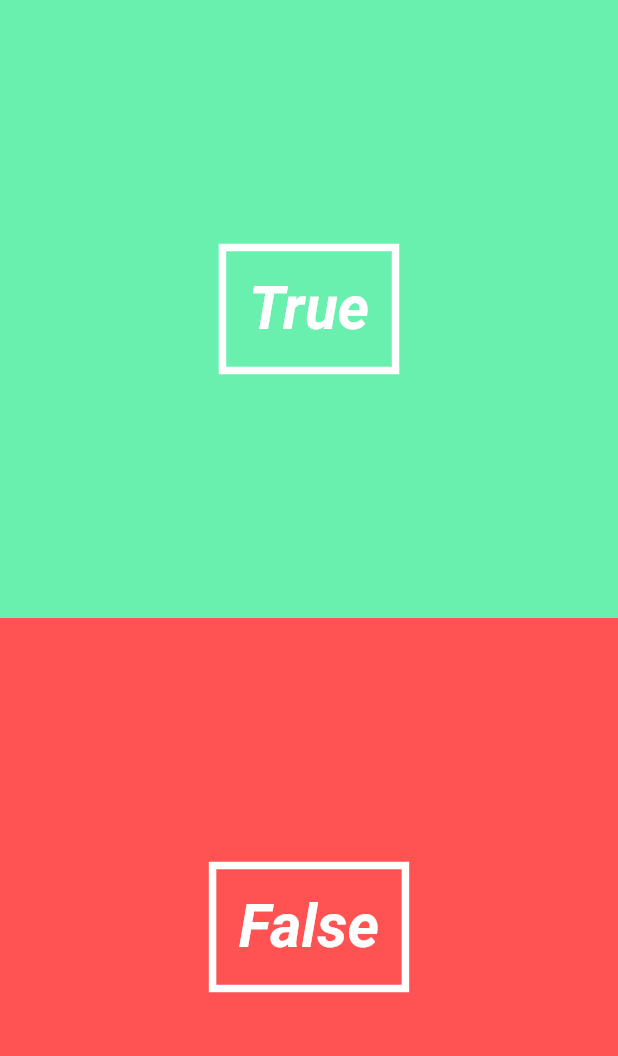
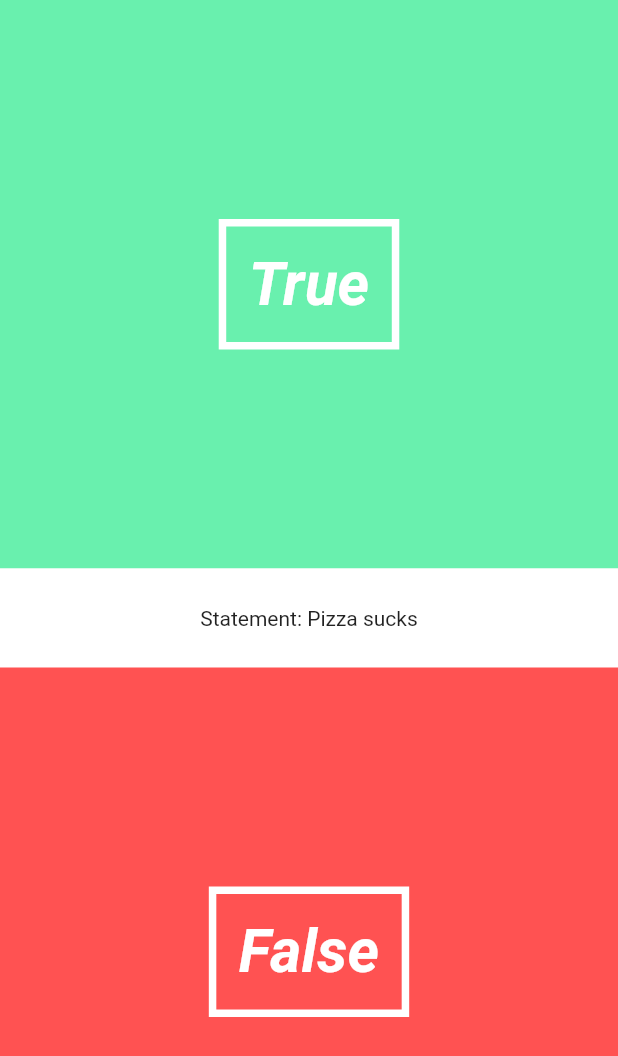
Before and after one commit to Cyan101/flutter-app, a Flutter app: the screen it shows after launch, on a phone screen of 412 x 824 dp. Shown: the top 1056 px of the screen. Run offline on Flutter 3.47's test engine with Material 2 defaults, Android fonts, the phone set to English and light mode, and no system bars.

Commit message:
Created QuestionText stateful state class

```diff
--- a/lib/pages/quiz_page.dart
+++ b/lib/pages/quiz_page.dart
@@ -1,7 +1,10 @@
 import 'package:flutter/material.dart';
+
 import '../utils/question.dart';
 import '../utils/quiz.dart';
+
 import '../ui/answer_button.dart';
+import '../ui/question_text.dart';
 
 class QuizPage extends StatefulWidget {
   @override
@@ -16,6 +19,7 @@ class QuizPageState extends State<QuizPage> {
         new Column(
           children: <Widget>[
             new AnswerButton(true, () => print("User input True")),
+            new QuestionText(),
             new AnswerButton(false, () => print("User input False")),
           ],
         ),
--- /dev/null
+++ b/lib/ui/question_text.dart
@@ -0,0 +1,22 @@
+import 'package:flutter/material.dart';
+
+class QuestionText extends StatefulWidget {
+  @override
+  State createState() => new QuestionTextState();
+
+}
+
+class QuestionTextState extends State<QuestionText> {
+  @override
+  Widget build(BuildContext context) {
+    return new Material(
+      color: Colors.white,
+      child: new Padding(
+        padding: new EdgeInsets.symmetric(vertical: 25.0),
+        child: new Center(
+          child: new Text("Statement: Pizza sucks"),
+        )
+      ),
+    );
+  }
+}
```
